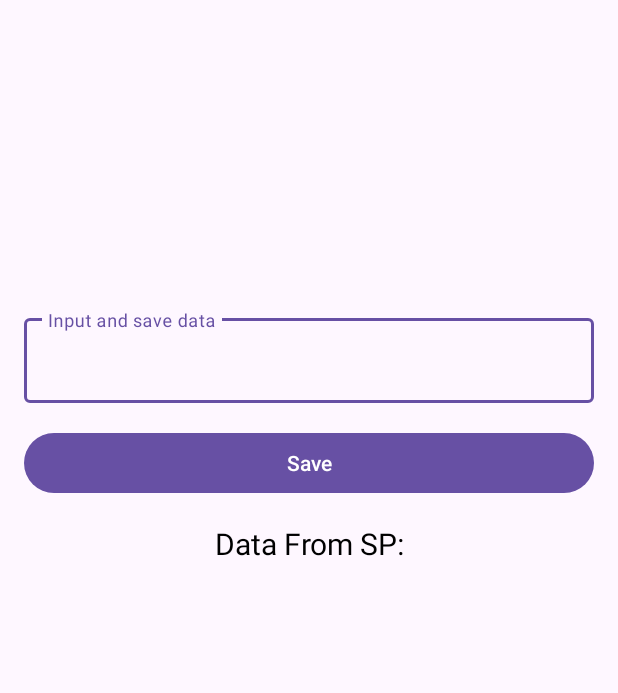
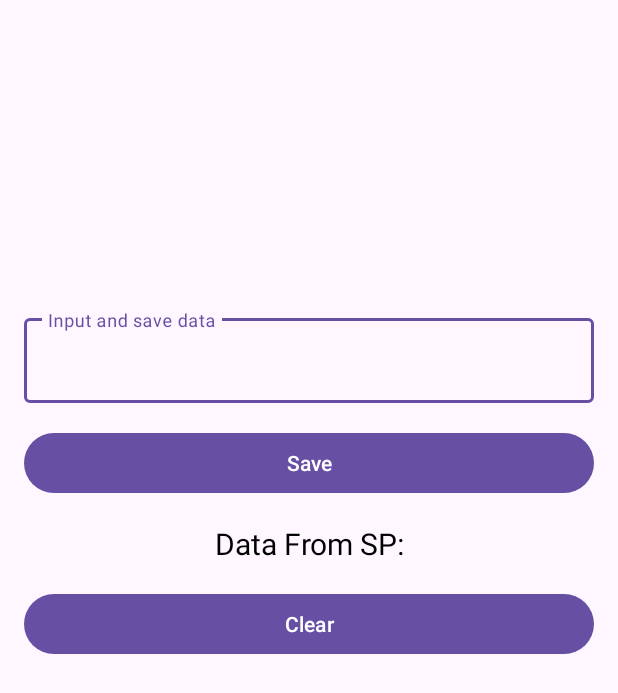
Before and after one commit to fghilmany/Encrypted-Shared-Preference-Example, an Android app: the layout activity_main.xml on its own in the app's theme, with its tools: preview values and no code run, on a phone screen of 412 x 824 dp. Shown: the top 693 px of the screen. Run offline under Robolectric (Android 15) with nearby library versions, the phone set to English and light mode, and no system bars.

Commit message:
add clear button

```diff
--- a/app/src/main/java/com/fghilmany/sharedpreference/MainActivity.kt
+++ b/app/src/main/java/com/fghilmany/sharedpreference/MainActivity.kt
@@ -16,7 +16,10 @@ class MainActivity : AppCompatActivity() {
 
     @SuppressLint("SetTextI18n")
     private fun clickEvent() {
-        binding.root.setOnClickListener {
+        binding.btSave.setOnClickListener {
+            binding.tvResult.text = "Data from SP"
+        }
+        binding.btClear.setOnClickListener {
             binding.tvResult.text = "Data from SP"
         }
     }
--- a/app/src/main/res/layout/activity_main.xml
+++ b/app/src/main/res/layout/activity_main.xml
@@ -42,4 +42,12 @@
         android:layout_marginTop="16dp"
         android:textColor="@color/black"/>
 
+    <com.google.android.material.button.MaterialButton
+        android:layout_width="match_parent"
+        android:layout_height="wrap_content"
+        android:id="@+id/bt_clear"
+        app:layout_constraintTop_toBottomOf="@id/tv_result"
+        android:text="@string/clear"
+        android:layout_marginTop="16dp"/>
+
 </androidx.constraintlayout.widget.ConstraintLayout>
--- a/app/src/main/res/values/strings.xml
+++ b/app/src/main/res/values/strings.xml
@@ -3,4 +3,5 @@
     <string name="input_and_save_data">Input and save data</string>
     <string name="save">Save</string>
     <string name="data_from_sp">Data From SP:</string>
+    <string name="clear">Clear</string>
 </resources>
```
